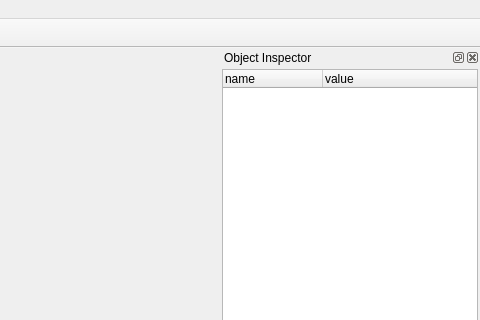
Qt form src/Gui/ui/rss_main_window.ui (cordlandwehr/robotswarmsimulator) before a commit; both pictures show x 468 to 948 and y 0 to 320 of the 948 by 716 pixel window.
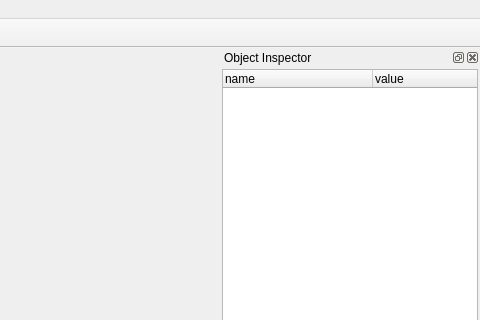
The same form after that commit. Icons and pictures are not drawn.

Patch:
```diff
--- a/src/Gui/ui/rss_main_window.ui
+++ b/src/Gui/ui/rss_main_window.ui
@@ -142,7 +142,10 @@
         <number>2</number>
        </property>
        <attribute name="headerDefaultSectionSize">
-        <number>100</number>
+        <number>150</number>
+       </attribute>
+       <attribute name="headerStretchLastSection">
+        <bool>true</bool>
        </attribute>
        <column>
         <property name="text">
```
Left out of the diff: 3 changed lines with no effect on the pictures.
